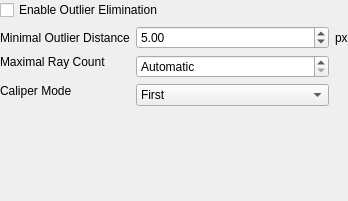
First picture: the form in AcfSln/Include/iqtipr/CCircleFinderParamsGuiComp.ui, repository ImagingTools/AcfPublic, before the edit.
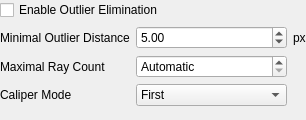
Second picture: the form after the edit.

Diff of the .ui file:
```diff
--- a/AcfSln/Include/iqtipr/CCircleFinderParamsGuiComp.ui
+++ b/AcfSln/Include/iqtipr/CCircleFinderParamsGuiComp.ui
@@ -6,35 +6,33 @@
    <rect>
     <x>0</x>
     <y>0</y>
-    <width>348</width>
-    <height>201</height>
+    <width>306</width>
+    <height>120</height>
    </rect>
   </property>
-  <layout class="QGridLayout" name="gridLayout">
-   <property name="margin">
+  <layout class="QVBoxLayout" name="verticalLayout">
+   <property name="leftMargin">
     <number>0</number>
    </property>
-   <item row="0" column="0" colspan="2">
+   <property name="topMargin">
+    <number>0</number>
+   </property>
+   <property name="rightMargin">
+    <number>0</number>
+   </property>
+   <property name="bottomMargin">
+    <number>0</number>
+   </property>
+   <item>
     <widget class="QCheckBox" name="EnableOutliersElimination">
      <property name="text">
       <string>Enable Outlier Elimination</string>
      </property>
     </widget>
    </item>
-   <item row="2" column="0">
-    <widget class="QLabel" name="label_4">
-     <property name="sizePolicy">
-      <sizepolicy hsizetype="Maximum" vsizetype="Preferred">
-       <horstretch>0</horstretch>
-       <verstretch>0</verstretch>
-      </sizepolicy>
-     </property>
-     <property name="text">
-      <string>Maximal Ray Count</string>
-     </property>
-    </widget>
-   </item>
-   <item row="1" column="0">
+   <item>
+    <layout class="QGridLayout" name="gridLayout">
+     <item row="0" column="0">
     <widget class="QLabel" name="MinOutliersDistanceLabel">
      <property name="sizePolicy">
       <sizepolicy hsizetype="Maximum" vsizetype="Preferred">
@@ -47,7 +45,7 @@
      </property>
     </widget>
    </item>
-   <item row="1" column="1">
+     <item row="0" column="1">
     <widget class="QDoubleSpinBox" name="MinOutliersDistance">
      <property name="minimum">
       <double>0.100000000000000</double>
@@ -60,7 +58,33 @@
      </property>
     </widget>
    </item>
-   <item row="2" column="1" rowspan="2">
+     <item row="0" column="2">
+      <widget class="QLabel" name="UnitLabel">
+       <property name="sizePolicy">
+        <sizepolicy hsizetype="Maximum" vsizetype="Preferred">
+         <horstretch>0</horstretch>
+         <verstretch>0</verstretch>
+        </sizepolicy>
+       </property>
+       <property name="text">
+        <string>px</string>
+       </property>
+      </widget>
+     </item>
+     <item row="1" column="0">
+      <widget class="QLabel" name="label_4">
+       <property name="sizePolicy">
+        <sizepolicy hsizetype="Maximum" vsizetype="Preferred">
+         <horstretch>0</horstretch>
+         <verstretch>0</verstretch>
+        </sizepolicy>
+       </property>
+       <property name="text">
+        <string>Maximal Ray Count</string>
+       </property>
+      </widget>
+     </item>
+     <item row="1" column="1">
     <widget class="QSpinBox" name="MaxRaysCount">
      <property name="specialValueText">
       <string>Automatic</string>
@@ -76,7 +100,7 @@
      </property>
     </widget>
    </item>
-   <item row="3" column="0" rowspan="2">
+     <item row="2" column="0">
     <widget class="QLabel" name="label">
      <property name="sizePolicy">
       <sizepolicy hsizetype="Maximum" vsizetype="Preferred">
@@ -89,7 +113,7 @@
      </property>
     </widget>
    </item>
-   <item row="4" column="1">
+     <item row="2" column="1">
     <widget class="QComboBox" name="CaliperMode">
      <item>
       <property name="text">
@@ -103,7 +127,9 @@
      </item>
     </widget>
    </item>
-   <item row="5" column="0" colspan="2">
+    </layout>
+   </item>
+   <item>
     <spacer name="verticalSpacer">
      <property name="orientation">
       <enum>Qt::Vertical</enum>
@@ -116,19 +142,6 @@
      </property>
     </spacer>
    </item>
-   <item row="1" column="2">
-    <widget class="QLabel" name="UnitLabel">
-     <property name="sizePolicy">
-      <sizepolicy hsizetype="Maximum" vsizetype="Preferred">
-       <horstretch>0</horstretch>
-       <verstretch>0</verstretch>
-      </sizepolicy>
-     </property>
-     <property name="text">
-      <string>px</string>
-     </property>
-    </widget>
-   </item>
   </layout>
  </widget>
  <resources/>
```
Left out of the diff: 3 changed lines with no effect on the pictures. Lines whose indentation alone changed are shown as unchanged.
